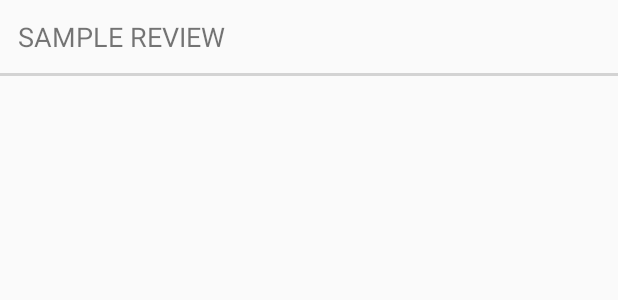
After one commit to lamvdoan/popular-movies, an Android app: the layout review_item_list.xml on its own in the app's theme, with its tools: preview values and no code run, on a phone screen of 412 x 824 dp. The commit adds this screen. Shown: the top 300 px of the screen. Run offline under Robolectric (Android 15) with nearby library versions, the phone set to English and light mode, and no system bars.

Commit message:
Added review feature

```diff
--- a/app/src/main/java/com/example/android/popular_movies/MainActivity.java
+++ b/app/src/main/java/com/example/android/popular_movies/MainActivity.java
@@ -1,11 +1,7 @@
 package com.example.android.popular_movies;
 
-import android.app.ActivityManager;
 import android.content.Intent;
-import android.graphics.Bitmap;
-import android.graphics.BitmapFactory;
 import android.os.AsyncTask;
-import android.os.StrictMode;
 import android.support.v7.app.AppCompatActivity;
 import android.os.Bundle;
 import android.support.v7.widget.GridLayoutManager;
--- a/app/src/main/java/com/example/android/popular_movies/MovieAdapter.java
+++ b/app/src/main/java/com/example/android/popular_movies/MovieAdapter.java
@@ -8,7 +8,6 @@ import android.view.LayoutInflater;
 import android.view.View;
 import android.view.ViewGroup;
 import android.widget.ImageView;
-
 import com.example.android.popular_movies.utils.NetworkUtils;
 import com.squareup.picasso.Picasso;
 
--- /dev/null
+++ b/app/src/main/res/layout/review_item_list.xml
@@ -0,0 +1,22 @@
+<?xml version="1.0" encoding="utf-8"?>
+<LinearLayout xmlns:android="http://schemas.android.com/apk/res/android"
+    android:layout_width="match_parent"
+    android:layout_height="wrap_content"
+    android:orientation="vertical">
+
+    <TextView
+        android:id="@+id/review_preview"
+        android:textSize="18sp"
+        android:text="SAMPLE REVIEW"
+        android:layout_width="match_parent"
+        android:layout_height="wrap_content"
+        android:paddingTop="12dp"
+        android:paddingLeft="12dp"
+        android:paddingBottom="12dp"/>
+
+    <View
+        android:id="@+id/horizontal_line"
+        android:layout_width="match_parent"
+        android:layout_height="2dp"
+        android:background="@color/colorGrey" />
+</LinearLayout>
--- a/app/src/main/res/values/colors.xml
+++ b/app/src/main/res/values/colors.xml
@@ -7,4 +7,5 @@
     <color name="colorWhite">#FFFFFF</color>
     <color name="colorBlack">#000000</color>
     <color name="colorCharcoal">#212121</color>
+    <color name="colorGrey">#D3D3D3</color>
 </resources>
--- a/app/src/main/res/values/strings.xml
+++ b/app/src/main/res/values/strings.xml
@@ -1,6 +1,7 @@
 <resources>
-    <string name="app_name">popular-movies</string>
-    <string name="activity_detail">Movie Details</string>
+    <string name="app_name">Pop Movies</string>
+    <string name="movie_detail">Movie Details</string>
+    <string name="review_activity">Review Details</string>
     <string name="error_message">Could not load movies...</string>
     <string name="sort_name">Sort</string>
 </resources>
```
Also changed, not shown: app/src/main/AndroidManifest.xml (+6 -2 lines), app/src/main/java/com/example/android/popular_movies/MovieDetailsActivity.java (+52 -6 lines), app/src/main/java/com/example/android/popular_movies/MovieInfo.java (+11 -0 lines), app/src/main/java/com/example/android/popular_movies/ReviewActivity.java (added, +28 -0 lines), app/src/main/java/com/example/android/popular_movies/ReviewAdapter.java (added, +80 -0 lines), app/src/main/res/layout/activity_movie_details.xml (+27 -10 lines), app/src/main/res/layout/activity_review.xml (added, +11 -0 lines), app/src/main/res/drawable/temp.jpg (added).
